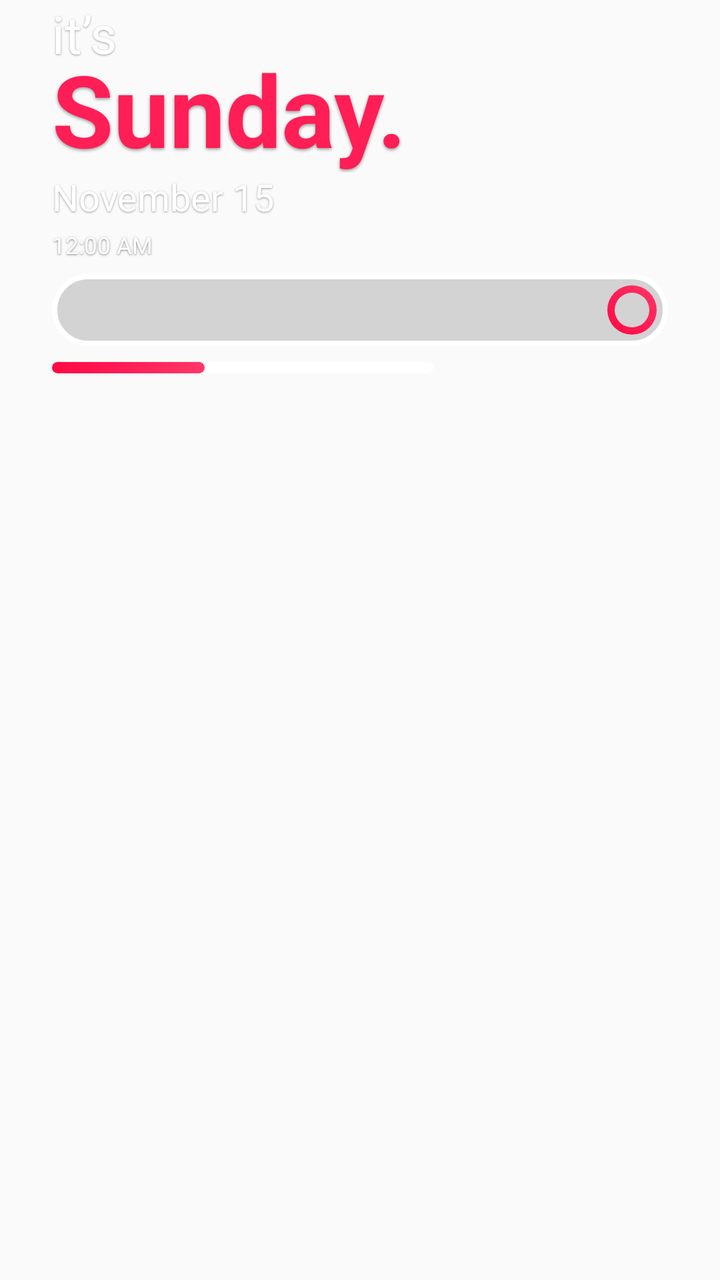
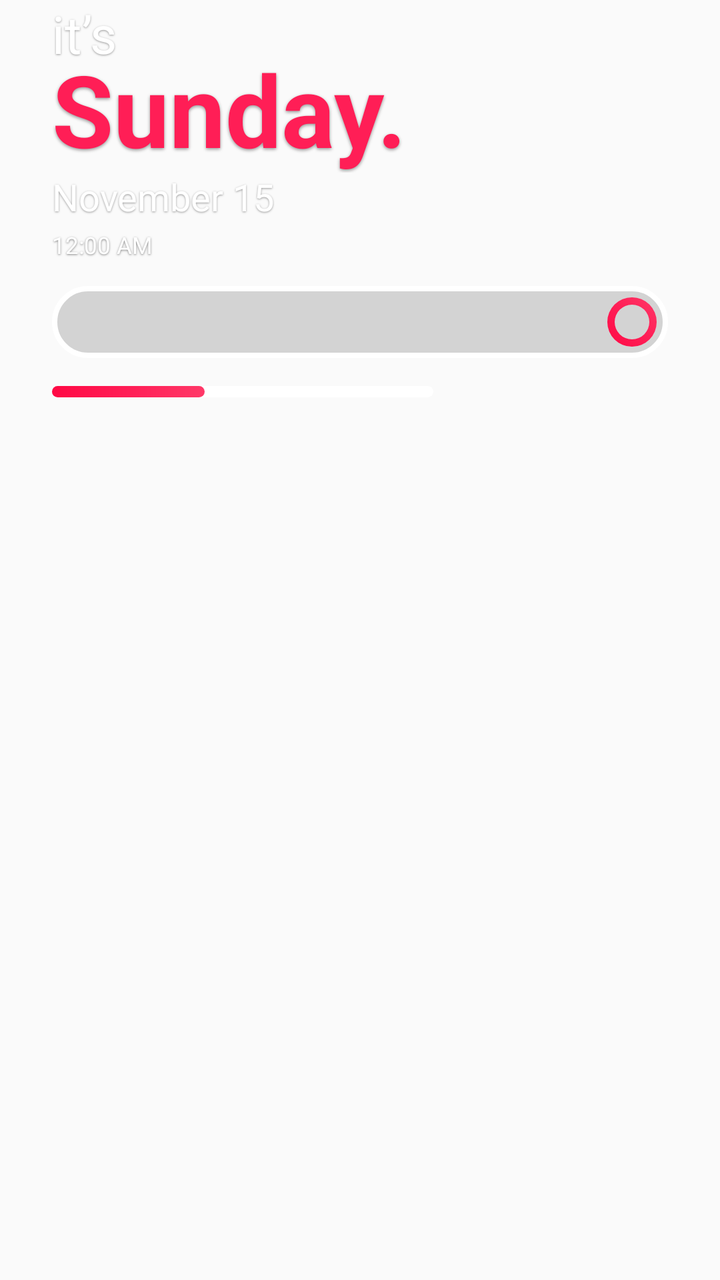

The first picture is an Android layout as it rendered before a commit; the second is the same layout after the commit. The layout source and the unified diff follow.
<!-- AndroidManifest.xml: application theme Theme.HowsTheWeather -->
<!-- res/layout/weather_desktop_widget.xml -->
<?xml version="1.0" encoding="utf-8"?>
<LinearLayout xmlns:android="http://schemas.android.com/apk/res/android"
    android:id="@+id/widget_root"
    android:layout_width="match_parent"
    android:layout_height="match_parent"
    android:gravity="top"
    android:orientation="vertical"
    android:paddingStart="26dp"
    android:paddingTop="2dp"
    android:paddingEnd="26dp"
    android:paddingBottom="2dp">

    
    <LinearLayout
        android:id="@+id/widget_weather_container"
        android:layout_width="match_parent"
        android:layout_height="wrap_content"
        android:contentDescription="@string/widget_open_weather_desc"
        android:orientation="vertical">

        <TextView
            android:id="@+id/widget_its_label"
            android:layout_width="wrap_content"
            android:layout_height="wrap_content"
            android:fontFamily="sans-serif"
            android:includeFontPadding="false"
            android:paddingTop="1dp"
            android:shadowColor="#66000000"
            android:shadowDx="0"
            android:shadowDy="1"
            android:shadowRadius="2"
            android:text="@string/widget_its_text"
            android:textColor="#FFFFFFFF"
            android:textSize="26sp" />

        <TextView
            android:id="@+id/widget_weekday_text"
            android:layout_width="wrap_content"
            android:layout_height="wrap_content"
            android:layout_marginTop="-6dp"
            android:fontFamily="sans-serif"
            android:includeFontPadding="false"
            android:shadowColor="#66000000"
            android:shadowDx="0"
            android:shadowDy="2"
            android:shadowRadius="4"
            android:text="@string/widget_default_weekday"
            android:textColor="#FF1E56"
            android:textSize="50sp"
            android:textStyle="bold" />

        
        <LinearLayout
            android:layout_width="match_parent"
            android:layout_height="wrap_content"
            android:layout_marginTop="2dp"
            android:baselineAligned="true"
            android:orientation="horizontal">

            <TextView
                android:id="@+id/widget_date_text"
                android:layout_width="wrap_content"
                android:layout_height="wrap_content"
                android:fontFamily="sans-serif"
                android:includeFontPadding="false"
                android:shadowColor="#66000000"
                android:shadowDx="0"
                android:shadowDy="1"
                android:shadowRadius="2"
                android:text="@string/widget_default_date"
                android:textColor="#FFFFFFFF"
                android:textSize="18.5sp" />

            <TextView
                android:id="@+id/widget_location_text"
                android:layout_width="wrap_content"
                android:layout_height="wrap_content"
                android:layout_marginStart="6dp"
                android:ellipsize="end"
                android:fontFamily="sans-serif"
                android:includeFontPadding="false"
                android:maxLines="1"
                android:shadowColor="#66000000"
                android:shadowDx="0"
                android:shadowDy="1"
                android:shadowRadius="2"
                android:textColor="#80FFFFFF"
                android:textSize="10.5sp" />
        </LinearLayout>

        <TextClock
            android:id="@+id/widget_summary_clock"
            android:layout_width="match_parent"
            android:layout_height="wrap_content"
            android:layout_marginTop="6dp"
            android:ellipsize="end"
            android:fontFamily="sans-serif"
            android:includeFontPadding="false"
            android:lineSpacingExtra="1dp"
            android:maxLines="4"
            android:shadowColor="#80000000"
            android:shadowDx="0"
            android:shadowDy="1"
            android:shadowRadius="2"
            android:textColor="#FFFFFFFF"
            android:textSize="11.5sp" />
    </LinearLayout>

    
    <FrameLayout
        android:id="@+id/widget_search_bar"
        android:layout_width="match_parent"
        android:layout_height="36dp"
        android:layout_marginTop="7dp"
        android:background="@drawable/bg_widget_search_pill"
        android:contentDescription="@string/widget_google_search_desc">

        <ImageView
            android:id="@+id/widget_search_circle"
            android:layout_width="26dp"
            android:layout_height="26dp"
            android:layout_gravity="end|center_vertical"
            android:layout_marginEnd="5dp"
            android:importantForAccessibility="no"
            android:src="@drawable/bg_widget_search_circle" />
    </FrameLayout>

    
    <LinearLayout
        android:id="@+id/widget_volume_touch_area"
        android:layout_width="match_parent"
        android:layout_height="14dp"
        android:layout_marginTop="4dp"
        android:contentDescription="@string/widget_media_volume_desc"
        android:gravity="center_vertical"
        android:orientation="horizontal"
        android:weightSum="1.0">

        <ProgressBar
            android:id="@+id/widget_volume_bar"
            style="?android:attr/progressBarStyleHorizontal"
            android:layout_width="0dp"
            android:layout_height="5.5dp"
            android:layout_weight="0.62"
            android:indeterminate="false"
            android:max="100"
            android:progress="40"
            android:progressDrawable="@drawable/bg_widget_volume_progress" />
    </LinearLayout>

</LinearLayout>
<!-- resources referenced by this layout -->
<resources>
  <!-- drawable bg_widget_search_circle (drawable) -->
  <?xml version="1.0" encoding="utf-8"?>
  <shape xmlns:android="http://schemas.android.com/apk/res/android"
      android:innerRadius="8.5dp"
      android:shape="ring"
      android:thickness="3.5dp"
      android:useLevel="false">
      <gradient
          android:angle="45"
          android:centerColor="#FF1E56"
          android:endColor="#FF3868"
          android:startColor="#FF0844"
          android:type="linear" />
  </shape>
  <!-- drawable bg_widget_search_pill (drawable) -->
  <?xml version="1.0" encoding="utf-8"?>
  <shape xmlns:android="http://schemas.android.com/apk/res/android"
      android:shape="rectangle">
      <solid android:color="#28000000" />
      <stroke
          android:width="2.5dp"
          android:color="#FFFFFFFF" />
      <corners android:radius="999dp" />
  </shape>
  <!-- drawable bg_widget_volume_progress (drawable) -->
  <?xml version="1.0" encoding="utf-8"?>
  <layer-list xmlns:android="http://schemas.android.com/apk/res/android">
      <item android:id="@android:id/background">
          <shape android:shape="rectangle">
              <solid android:color="#FFFFFFFF" />
              <corners android:radius="3dp" />
          </shape>
      </item>
      <item android:id="@android:id/progress">
          <scale android:scaleWidth="100%">
              <shape android:shape="rectangle">
                  <gradient
                      android:angle="0"
                      android:centerColor="#FF1E56"
                      android:endColor="#FF3868"
                      android:startColor="#FF0844"
                      android:type="linear" />
                  <corners android:radius="3dp" />
              </shape>
          </scale>
      </item>
  </layer-list>
  <string name="widget_default_date">November 15</string>
  <string name="widget_default_weekday">Sunday.</string>
  <string name="widget_google_search_desc">Open Google Search</string>
  <string name="widget_its_text">it’s</string>
  <string name="widget_media_volume_desc">Adjust media volume</string>
  <string name="widget_open_weather_desc">Open How’s the Weather and refresh forecast</string>
  <style name="Theme.HowsTheWeather" parent="android:style/Theme.Material.Light.NoActionBar">
          <item name="android:windowLightStatusBar">false</item>
          <item name="android:windowActionModeOverlay">true</item>
      </style>
</resources>

<!-- the commit's change to res/layout/weather_desktop_widget.xml (unified diff, before → after) -->
@@ -35,11 +35,16 @@
 
         <TextView
             android:id="@+id/widget_weekday_text"
-            android:layout_width="wrap_content"
+            android:layout_width="match_parent"
             android:layout_height="wrap_content"
             android:layout_marginTop="-6dp"
+            android:autoSizeMaxTextSize="50sp"
+            android:autoSizeMinTextSize="22sp"
+            android:autoSizeStepGranularity="1px"
+            android:autoSizeTextType="uniform"
             android:fontFamily="sans-serif"
             android:includeFontPadding="false"
+            android:maxLines="1"
             android:shadowColor="#66000000"
             android:shadowDx="0"
             android:shadowDy="2"
@@ -110,19 +115,34 @@
     <FrameLayout
         android:id="@+id/widget_search_bar"
         android:layout_width="match_parent"
-        android:layout_height="36dp"
+        android:layout_height="48dp"
         android:layout_marginTop="7dp"
-        android:background="@drawable/bg_widget_search_pill"
         android:contentDescription="@string/widget_google_search_desc">
 
         <ImageView
-            android:id="@+id/widget_search_circle"
-            android:layout_width="26dp"
-            android:layout_height="26dp"
+            android:layout_width="match_parent"
+            android:layout_height="36dp"
+            android:layout_gravity="center_vertical"
+            android:importantForAccessibility="no"
+            android:background="@drawable/bg_widget_search_pill" />
+
+        <FrameLayout
+            android:id="@+id/widget_lens_button"
+            android:layout_width="48dp"
+            android:layout_height="48dp"
             android:layout_gravity="end|center_vertical"
-            android:layout_marginEnd="5dp"
-            android:importantForAccessibility="no"
-            android:src="@drawable/bg_widget_search_circle" />
+            android:contentDescription="@string/widget_google_lens_desc"
+            android:focusable="true">
+
+            <ImageView
+                android:id="@+id/widget_search_circle"
+                android:layout_width="26dp"
+                android:layout_height="26dp"
+                android:layout_gravity="end|center_vertical"
+                android:layout_marginEnd="5dp"
+                android:importantForAccessibility="no"
+                android:src="@drawable/bg_widget_search_circle" />
+        </FrameLayout>
     </FrameLayout>
 
     
<!-- resource entries referenced after the edit -->
@@ -49,6 +49,7 @@
   </layer-list>
   <string name="widget_default_date">November 15</string>
   <string name="widget_default_weekday">Sunday.</string>
+  <string name="widget_google_lens_desc">開啟 Google 智慧鏡頭</string>
   <string name="widget_google_search_desc">Open Google Search</string>
   <string name="widget_its_text">it’s</string>
   <string name="widget_media_volume_desc">Adjust media volume</string>
